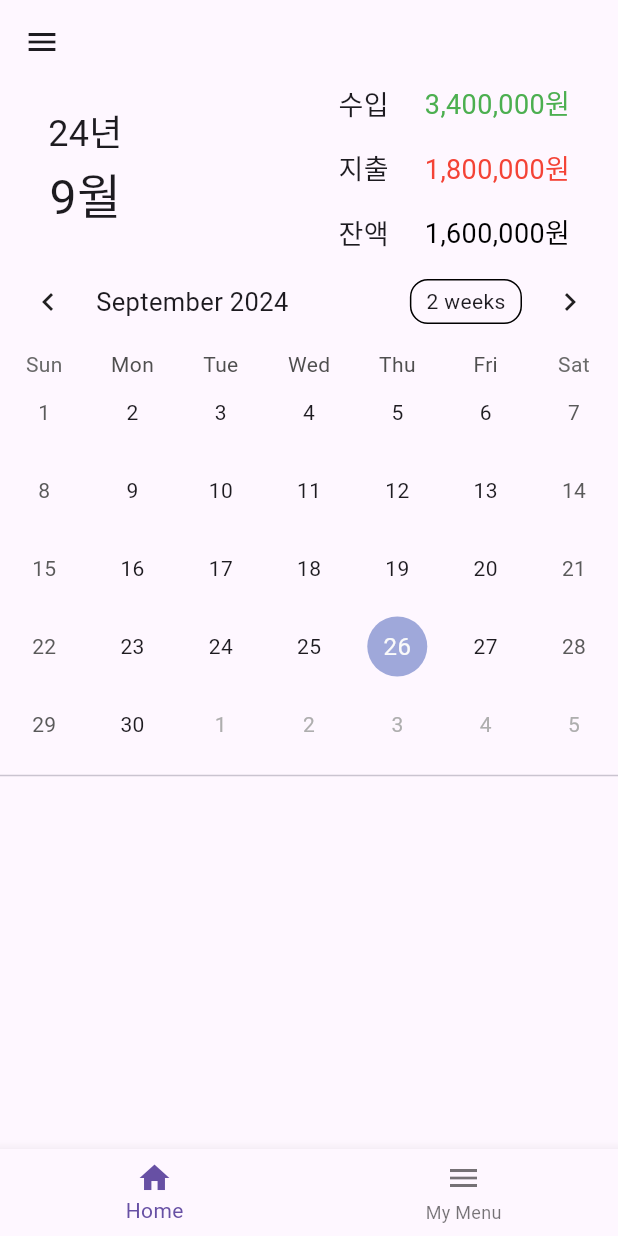
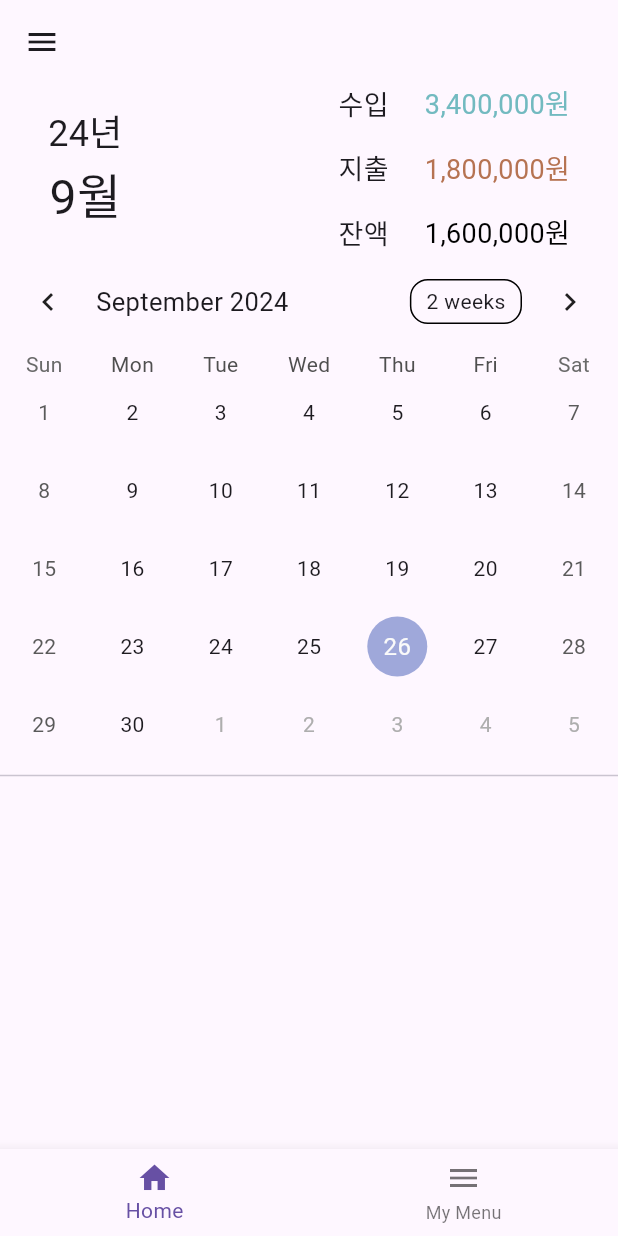
Before and after one commit to itbebop/flutter_moneybag_2024, a Flutter app: the screen it shows after launch, on a phone screen of 412 x 824 dp. Run offline on Flutter 3.47's test engine with Material 3 defaults, Android fonts, the phone set to English and light mode, and no system bars; drawn by our look-alikes of table_calendar; our stand-ins replace easy_localization, flutter_riverpod, flutter_screenutil, freezed_annotation, go_router.

Commit message:
fix: model modify

```diff
--- /dev/null
+++ b/lib/common/theme/ui_config.dart
@@ -0,0 +1,31 @@
+import 'package:flutter/material.dart';
+import 'package:flutter_moneybag_2024/common/common.dart';
+
+class UiConfig {
+  static const Color primaryColor = Color(0xffb67352);
+  static const Color primaryColorSurface = Color(0xffECB159);
+  static const Color secondaryColor = Color.fromRGBO(114, 186, 192, 1);
+  static const Color secondaryColorSurface = Color(0xFF8CB9BD);
+
+  static const MaterialColor black = MaterialColor(0xff282828, color);
+  static const Map<int, Color> color = {
+    100: Color(0xffFFFFFF),
+    200: Color(0xffe2e8f0),
+    500: Color(0xffF5F5F5),
+    600: Color(0xffE9E9E9),
+    700: Color(0xff828282),
+    800: Color(0xff424242),
+    900: Color(0xff282828),
+  };
+
+  static TextStyle h1Style = TextStyle(fontSize: 24.sp, letterSpacing: -0.3, fontWeight: FontWeight.w400, color: const Color(0xFF282828), fontFamily: 'Inter');
+  static TextStyle h2Style = TextStyle(fontSize: 20.sp, letterSpacing: -0.3, fontWeight: FontWeight.w400, color: const Color(0xFF282828), fontFamily: 'Inter');
+  static TextStyle h3Style = TextStyle(fontSize: 18.sp, letterSpacing: -0.3, fontWeight: FontWeight.w400, color: const Color(0xFF282828), fontFamily: 'Inter');
+  static TextStyle h4Style = TextStyle(fontSize: 16.sp, letterSpacing: -0.3, fontWeight: FontWeight.w400, color: const Color(0xFF282828), fontFamily: 'Inter');
+  static TextStyle bodyStyle = TextStyle(fontSize: 14.sp, letterSpacing: -0.3, fontWeight: FontWeight.w400, color: const Color(0xFF282828), fontFamily: 'Inter');
+  static TextStyle smallStyle = TextStyle(fontSize: 12.sp, letterSpacing: -0.3, fontWeight: FontWeight.w400, color: const Color(0xFF282828), fontFamily: 'Inter');
+  static TextStyle extraSmallStyle = TextStyle(fontSize: 10.sp, letterSpacing: -0.3, fontWeight: FontWeight.w400, color: const Color(0xFF282828), fontFamily: 'Inter');
+
+  static const FontWeight regularFont = FontWeight.w400;
+  static const FontWeight semiBoldFont = FontWeight.w600;
+}
--- a/lib/domain/model/dummies.dart
+++ b/lib/domain/model/dummies.dart
@@ -1,9 +1,7 @@
-import 'dart:math';
-
 import 'package:flutter_moneybag_2024/common/common.dart';
 import 'package:flutter_moneybag_2024/domain/enums/asset_types.dart';
 import 'package:flutter_moneybag_2024/domain/enums/user_types.dart';
-import 'package:flutter_moneybag_2024/domain/model/asset.dart';
+import 'package:flutter_moneybag_2024/domain/model/Transaction.dart';
 import 'package:flutter_moneybag_2024/domain/model/transaction_category.dart';
 import 'package:flutter_moneybag_2024/domain/model/user.dart';
 
--- a/lib/domain/model/asset.dart
+++ b/lib/domain/model/transaction.dart
@@ -2,7 +2,7 @@ import 'package:flutter_moneybag_2024/domain/enums/asset_types.dart';
 import 'package:flutter_moneybag_2024/domain/model/user.dart';
 import 'package:freezed_annotation/freezed_annotation.dart';
 
-part 'asset.freezed.dart';
+part 'transaction.freezed.dart';
 
 @freezed
 class Transaction with _$Transaction {
@@ -13,7 +13,5 @@ class Transaction with _$Transaction {
     required DateTime updatedAt,
     required List<User> user,
     required AssetType assetType,
-  }) = _Asset;
-
-  factory Transaction.fromJson(Map<String, dynamic> json) => _$TransactionFromJson(json);
+  }) = _Transaction;
 }
--- a/lib/domain/model/user.dart
+++ b/lib/domain/model/user.dart
@@ -12,6 +12,4 @@ class User with _$User {
     required String language,
     required UserType userType,
   }) = _User;
-
-  factory User.fromJson(Map<String, dynamic> json) => _$UserFromJson(json);
 }
--- a/lib/screen/tab/home/component/asset_items.dart
+++ b/lib/screen/tab/home/component/asset_items.dart
@@ -1,5 +1,6 @@
 import 'package:flutter/material.dart';
 import 'package:flutter_moneybag_2024/common/common.dart';
+import 'package:flutter_moneybag_2024/common/theme/ui_config.dart';
 
 class AssetItems extends StatelessWidget {
   final String title;
@@ -15,9 +16,9 @@ class AssetItems extends StatelessWidget {
   static Color _getColorByTitle(String title) {
     switch (title) {
       case '수입':
-        return Colors.green;
+        return UiConfig.secondaryColor;
       case '지출':
-        return Colors.red;
+        return UiConfig.primaryColor;
 
       default:
         return Colors.black;
```
Also changed, not shown: lib/domain/model/transaction.freezed.dart, lib/domain/model/user.freezed.dart.
